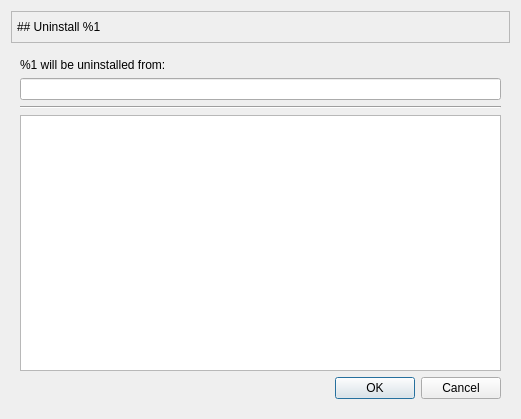
First picture: the form in AppInstaller/uninstaller/uninstaller.ui, repository gradgrind/fetinstaller, before the edit.
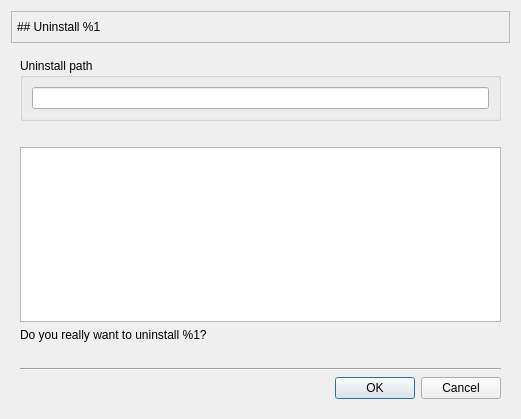
Second picture: the form after the edit. Icons and pictures are not drawn.

The edit to the form file:
```diff
--- a/AppInstaller/uninstaller/uninstaller.ui
+++ b/AppInstaller/uninstaller/uninstaller.ui
@@ -21,31 +21,67 @@
      </property>
      <widget class="QWidget" name="page_1">
       <layout class="QVBoxLayout" name="verticalLayout">
+       <item>
+        <widget class="QGroupBox" name="groupBox">
+         <property name="title">
+          <string>Uninstall path</string>
+         </property>
+         <layout class="QVBoxLayout" name="verticalLayout_3">
+          <item>
+           <widget class="QLineEdit" name="appinstall_path">
+            <property name="readOnly">
+             <bool>true</bool>
+            </property>
+           </widget>
+          </item>
+         </layout>
+        </widget>
+       </item>
+       <item>
+        <spacer name="verticalSpacer">
+         <property name="orientation">
+          <enum>Qt::Orientation::Vertical</enum>
+         </property>
+         <property name="sizeType">
+          <enum>QSizePolicy::Policy::Fixed</enum>
+         </property>
+         <property name="sizeHint" stdset="0">
+          <size>
+           <width>20</width>
+           <height>20</height>
+          </size>
+         </property>
+        </spacer>
+       </item>
+       <item>
+        <widget class="QPlainTextEdit" name="text_1">
+         <property name="readOnly">
+          <bool>true</bool>
+         </property>
+        </widget>
+       </item>
        <item>
         <widget class="QLabel" name="label_page_1">
-         <property name="sizePolicy">
-          <sizepolicy hsizetype="Preferred" vsizetype="Minimum">
-           <horstretch>0</horstretch>
-           <verstretch>0</verstretch>
-          </sizepolicy>
-         </property>
          <property name="text">
-          <string>%1 will be uninstalled from:</string>
-         </property>
-         <property name="textFormat">
-          <enum>Qt::TextFormat::MarkdownText</enum>
-         </property>
-         <property name="wordWrap">
-          <bool>true</bool>
+          <string>Do you really want to uninstall %1?</string>
          </property>
         </widget>
        </item>
        <item>
-        <widget class="QLineEdit" name="appinstall_path">
-         <property name="readOnly">
-          <bool>true</bool>
+        <spacer name="verticalSpacer_2">
+         <property name="orientation">
+          <enum>Qt::Orientation::Vertical</enum>
          </property>
-        </widget>
+         <property name="sizeType">
+          <enum>QSizePolicy::Policy::Fixed</enum>
+         </property>
+         <property name="sizeHint" stdset="0">
+          <size>
+           <width>20</width>
+           <height>20</height>
+          </size>
+         </property>
+        </spacer>
        </item>
        <item>
         <widget class="Line" name="line">
@@ -54,13 +90,6 @@
          </property>
         </widget>
        </item>
-       <item>
-        <widget class="QPlainTextEdit" name="filesReport">
-         <property name="styleSheet">
-          <string notr="true"/>
-         </property>
-        </widget>
-       </item>
        <item>
         <widget class="QDialogButtonBox" name="buttonBox_1">
          <property name="standardButtons">
```
Left out of the diff: 2 changed lines with no effect on the pictures.
